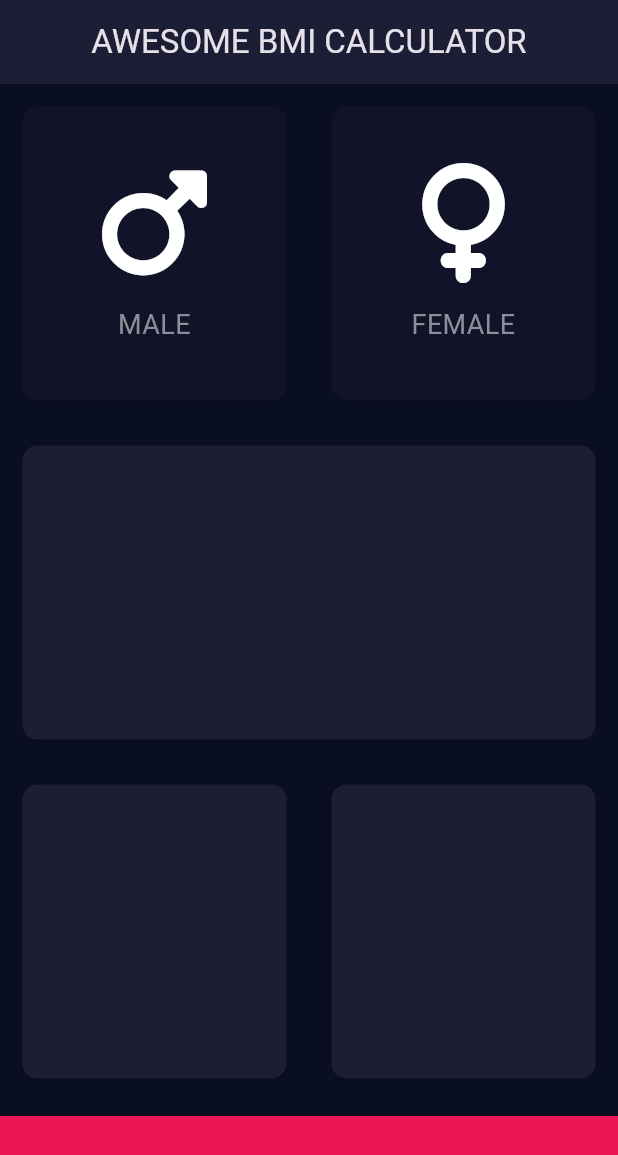
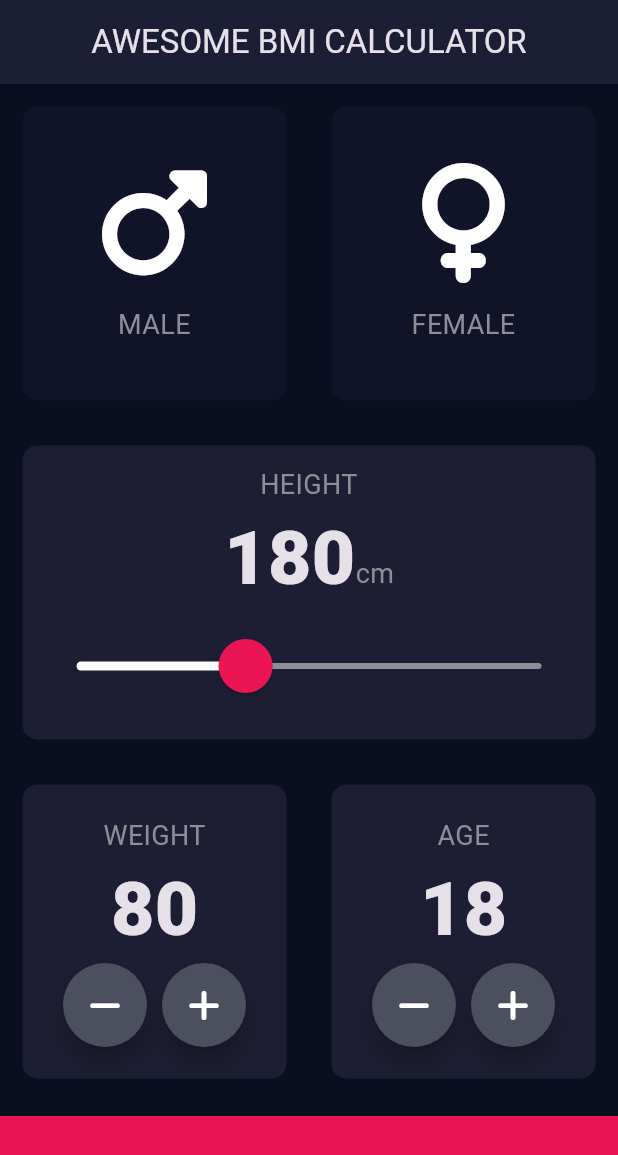
Before and after one commit to Shayboniyshoh/bmi-calculator, a Flutter app: the screen it shows after launch, on a phone screen of 412 x 824 dp. Shown: the top 1155 px of the screen. Run offline on Flutter 3.47's test engine with Material 3 defaults, Android fonts, the phone set to English and light mode, and no system bars; our stand-ins replace font_awesome_flutter.

Commit message:
Added height, weight age cards.

```diff
--- /dev/null
+++ b/lib/constans.dart
@@ -0,0 +1,15 @@
+import 'package:flutter/material.dart';
+
+const kBtmContHeight = 80.0;
+const kActiveCardClr = Color(0xFF1D1E33);
+const kInactiveCardClr = Color(0xFF111328);
+const kBtmContClr = Color(0xFFEB1555);
+
+const kLabelStyle = TextStyle(
+  fontSize: 18.0,
+  color: Color(0xFF8D8E98),
+);
+const kNumberStyle = TextStyle(
+  fontSize: 50.0,
+  fontWeight: FontWeight.w900,
+);
--- a/lib/icon_content.dart
+++ b/lib/icon_content.dart
@@ -1,9 +1,5 @@
 import 'package:flutter/material.dart';
-
-const labelStyle = TextStyle(
-  fontSize: 18.0,
-  color: Color(0xFF8D8E98),
-);
+import 'constans.dart';
 
 class ChildCard extends StatelessWidget {
   const ChildCard({
@@ -28,7 +24,7 @@ class ChildCard extends StatelessWidget {
         Text(
           cardText,
           textAlign: TextAlign.center,
-          style: labelStyle,
+          style: kLabelStyle,
         ),
       ],
     );
--- a/lib/input_page.dart
+++ b/lib/input_page.dart
@@ -2,11 +2,8 @@ import 'package:flutter/material.dart';
 import 'package:font_awesome_flutter/font_awesome_flutter.dart';
 import 'icon_content.dart';
 import 'reusable_card.dart';
-
-const btmContHeight = 80.0;
-const activeCardClr = Color(0xFF1D1E33);
-const inactiveCardClr = Color(0xFF111328);
-const btmContClr = Color(0xFFEB1555);
+import 'constans.dart';
+import 'round_icon_button.dart';
 
 enum Gender { male, female }
 
@@ -18,10 +15,12 @@ class InputPage extends StatefulWidget {
 }
 
 class _InputPageState extends State<InputPage> {
-  Color maleCardClr = inactiveCardClr;
-  Color femaleCardClr = inactiveCardClr;
+  Color maleCardClr = kInactiveCardClr;
+  Color femaleCardClr = kInactiveCardClr;
   Gender? selectedGender;
-
+  int height = 180;
+  int weight = 80;
+  int age = 18;
   @override
   Widget build(BuildContext context) {
     return Scaffold(
@@ -34,6 +33,7 @@ class _InputPageState extends State<InputPage> {
         ),
       ),
       body: Column(
+        crossAxisAlignment: CrossAxisAlignment.stretch,
         children: [
           Expanded(
             child: Row(
@@ -47,8 +47,8 @@ class _InputPageState extends State<InputPage> {
                       });
                     },
                     colour: selectedGender == Gender.male
-                        ? activeCardClr
-                        : inactiveCardClr,
+                        ? kActiveCardClr
+                        : kInactiveCardClr,
                     childCard: const ChildCard(
                       ctmIcon: FontAwesomeIcons.mars,
                       cardText: "MALE",
@@ -63,7 +63,7 @@ class _InputPageState extends State<InputPage> {
                       });
                     },
                     colour: selectedGender == Gender.female
-                        ? activeCardClr
+                        ? kActiveCardClr
                         : femaleCardClr,
                     childCard: const ChildCard(
                       ctmIcon: FontAwesomeIcons.venus,
@@ -74,31 +74,152 @@ class _InputPageState extends State<InputPage> {
               ],
             ),
           ),
-          const Expanded(
+          Expanded(
             child: ReUsableCard(
-              colour: activeCardClr,
+              colour: kActiveCardClr,
+              childCard: Column(
+                mainAxisAlignment: MainAxisAlignment.center,
+                children: [
+                  const Text(
+                    'HEIGHT',
+                    style: kLabelStyle,
+                    textAlign: TextAlign.center,
+                  ),
+                  Row(
+                    mainAxisAlignment: MainAxisAlignment.center,
+                    crossAxisAlignment: CrossAxisAlignment.baseline,
+                    textBaseline: TextBaseline.alphabetic,
+                    children: [
+                      Text(
+                        height.toString(),
+                        style: kNumberStyle,
+                      ),
+                      const Text(
+                        'cm',
+                        style: kLabelStyle,
+                        textAlign: TextAlign.start,
+                      ),
+                    ],
+                  ),
+                  SliderTheme(
+                    data: SliderTheme.of(context).copyWith(
+                      activeTrackColor: const Color(0xFFFFFFFF),
+                      thumbColor: const Color(0xFFEB1555),
+                      inactiveTrackColor: const Color(0xFF8D8E98),
+                      overlayColor: const Color(0x29EB1555),
+                      thumbShape:
+                          const RoundSliderThumbShape(enabledThumbRadius: 18.0),
+                      overlayShape:
+                          const RoundSliderOverlayShape(overlayRadius: 36.0),
+                    ),
+                    child: Slider(
+                      value: height.toDouble(),
+                      min: 100.0,
+                      max: 320.0,
+                      label: '$height',
+                      onChanged: (double newHeight) {
+                        setState(() {
+                          height = newHeight.round();
+                        });
+                      },
+                    ),
+                  ),
+                ],
+              ),
             ),
           ),
-          const Expanded(
+          Expanded(
             child: Row(
               children: [
                 Expanded(
                   child: ReUsableCard(
-                    colour: activeCardClr,
+                    colour: kActiveCardClr,
+                    childCard: Column(
+                      mainAxisAlignment: MainAxisAlignment.center,
+                      children: [
+                        const Text(
+                          'WEIGHT',
+                          style: kLabelStyle,
+                          textAlign: TextAlign.start,
+                        ),
+                        Text(
+                          weight.toString(),
+                          style: kNumberStyle,
+                        ),
+                        Row(
+                          mainAxisAlignment: MainAxisAlignment.center,
+                          children: [
+                            RoundIconButton(
+                              icon: FontAwesomeIcons.minus,
+                              onPress: () {
+                                setState(() {
+                                  weight--;
+                                });
+                              },
+                            ),
+                            const SizedBox(width: 10.0),
+                            RoundIconButton(
+                              icon: FontAwesomeIcons.plus,
+                              onPress: () {
+                                setState(() {
+                                  weight++;
+                                });
+                              },
+                            ),
+                          ],
+                        ),
+                      ],
+                    ),
                   ),
                 ),
                 Expanded(
                   child: ReUsableCard(
-                    colour: activeCardClr,
+                    colour: kActiveCardClr,
+                    childCard: Column(
+                      mainAxisAlignment: MainAxisAlignment.center,
+                      children: [
+                        const Text(
+                          'AGE',
+                          style: kLabelStyle,
+                          textAlign: TextAlign.start,
+                        ),
+                        Text(
+                          age.toString(),
+                          style: kNumberStyle,
+                        ),
+                        Row(
+                          mainAxisAlignment: MainAxisAlignment.center,
+                          children: [
+                            RoundIconButton(
+                              icon: FontAwesomeIcons.minus,
+                              onPress: () {
+                                setState(() {
+                                  age--;
+                                });
+                              },
+                            ),
+                            const SizedBox(width: 10.0),
+                            RoundIconButton(
+                              icon: FontAwesomeIcons.plus,
+                              onPress: () {
+                                setState(() {
+                                  age++;
+                                });
+                              },
+                            ),
+                          ],
+                        ),
+                      ],
+                    ),
                   ),
                 ),
               ],
             ),
           ),
           Container(
-            height: btmContHeight,
+            height: kBtmContHeight,
             width: double.infinity,
-            color: btmContClr,
+            color: kBtmContClr,
             margin: const EdgeInsets.only(top: 10.0),
           ),
         ],
--- /dev/null
+++ b/lib/round_icon_button.dart
@@ -0,0 +1,22 @@
+import 'package:flutter/material.dart';
+
+class RoundIconButton extends StatelessWidget {
+  const RoundIconButton({super.key, this.icon, required this.onPress});
+  final IconData? icon;
+  final VoidCallback onPress;
+
+  @override
+  Widget build(BuildContext context) {
+    return RawMaterialButton(
+      elevation: 6.0,
+      constraints: const BoxConstraints(
+        minWidth: 56.0,
+        minHeight: 56.0,
+      ),
+      shape: const CircleBorder(),
+      fillColor: const Color(0xFF4C4F5E),
+      onPressed: onPress,
+      child: Icon(icon),
+    );
+  }
+}
```
